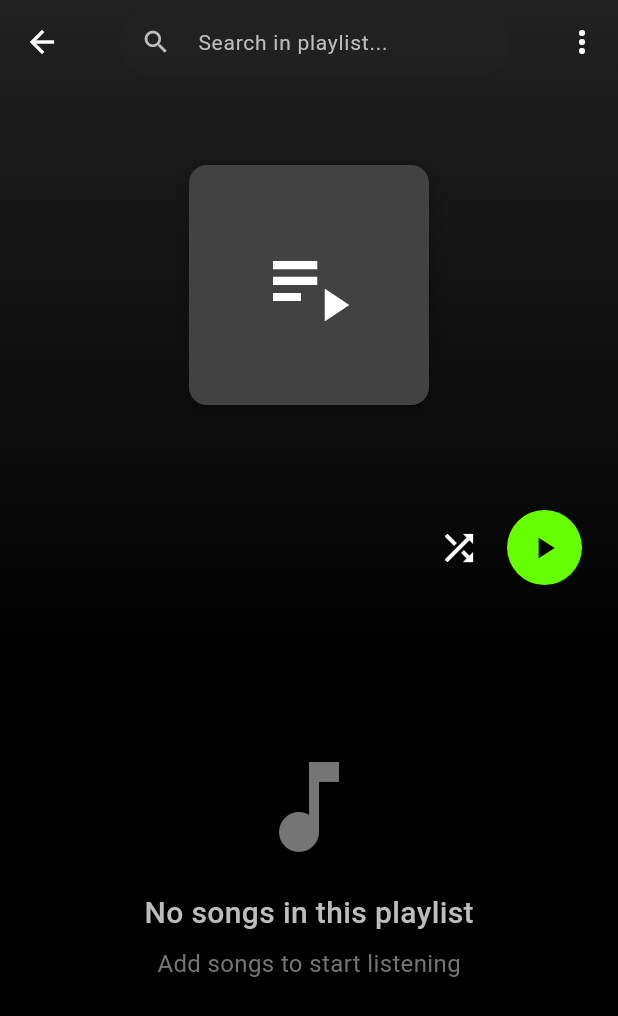
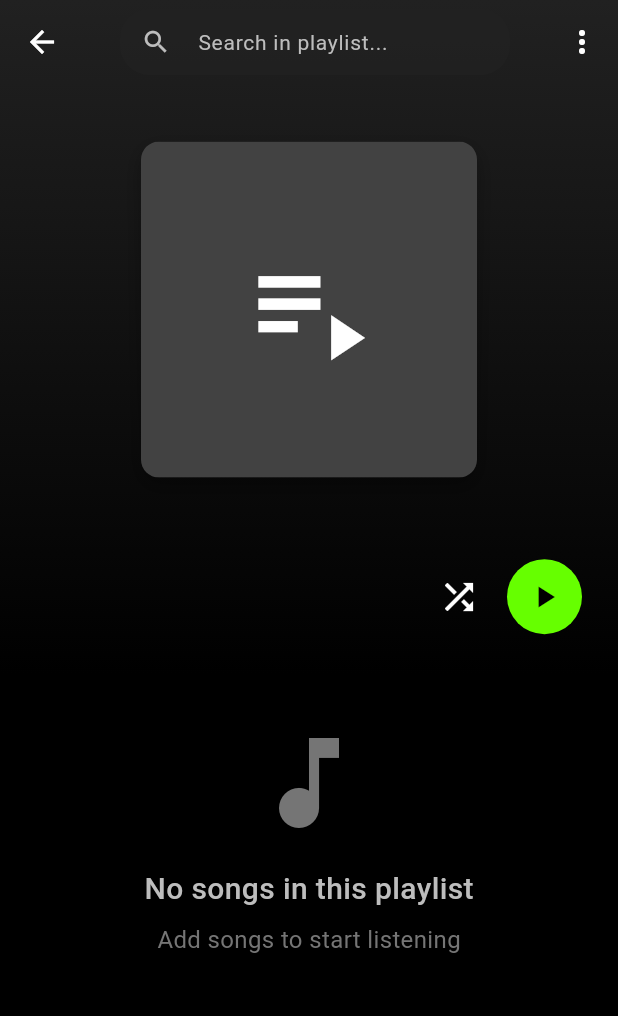
Before and after one commit to manu123321/MyMusic, a Flutter app: the PlaylistDetailScreen screen opened directly with empty values, on a phone screen of 412 x 824 dp. Shown: the top 1016 px of the screen. Run offline on Flutter 3.47's test engine with Material 3 defaults, Android fonts, the light colour scheme and no system bars; our stand-ins replace audio_service, connectivity_plus, file_picker, flutter_riverpod, hive, hive_flutter and 4 more; missing offline and left inert: audio_metadata_reader, audio_session; accounts and stored records are empty; statements that could not run were skipped.

Commit message:
Playlist UI/UX 3.0

```diff
--- a/lib/screens/playlist_detail_screen.dart
+++ b/lib/screens/playlist_detail_screen.dart
@@ -217,27 +217,27 @@ class _PlaylistDetailScreenState extends ConsumerState<PlaylistDetailScreen>
                                 Center(
                                   child: CompositeAlbumArt(
                                     songs: _songs,
-                                    size: 160,
+                                    size: 224,
                                     borderRadius: 12,
                                   ),
                                 ),
 
                                 const SizedBox(height: 40),
 
-                                // Playlist description (if exists)
-                                if (widget.playlist.description?.isNotEmpty == true)
-                                  Padding(
-                                    padding: const EdgeInsets.only(bottom: 16),
-                                    child: Text(
-                                      widget.playlist.description!,
-                                      style: TextStyle(
-                                        color: Colors.grey[400],
-                                        fontSize: 16,
-                                      ),
-                                      maxLines: 3,
-                                      overflow: TextOverflow.ellipsis,
-                                    ),
-                                  ),
+                                // // Playlist description (if exists)
+                                // if (widget.playlist.description?.isNotEmpty == true)
+                                //   Padding(
+                                //     padding: const EdgeInsets.only(bottom: 16),
+                                //     child: Text(
+                                //       widget.playlist.description!,
+                                //       style: TextStyle(
+                                //         color: Colors.grey[400],
+                                //         fontSize: 16,
+                                //       ),
+                                //       maxLines: 3,
+                                //       overflow: TextOverflow.ellipsis,
+                                //     ),
+                                //   ),
 
                                 // Playlist title and action buttons - Same row
                                 Row(
@@ -313,8 +313,6 @@ class _PlaylistDetailScreenState extends ConsumerState<PlaylistDetailScreen>
                                     ),
                                   ],
                                 ),
-
-                                const SizedBox(height: 10),
                               ],
                             ),
                           ),
@@ -333,7 +331,7 @@ class _PlaylistDetailScreenState extends ConsumerState<PlaylistDetailScreen>
               duration: const Duration(milliseconds: 300),
               curve: Curves.easeInOut,
               transform: Matrix4.translationValues(0, _isSearchFocused ? -20 : 0, 0),
-              margin: EdgeInsets.only(top: _isSearchFocused ? 0 : 16),
+              margin: EdgeInsets.zero,
                 child: _isLoading
                 ? const Center(
                     child: Padding(
@@ -425,13 +423,10 @@ class _PlaylistDetailScreenState extends ConsumerState<PlaylistDetailScreen>
   }
 
   Widget _buildSongsList() {
-    return Column(
-      crossAxisAlignment: CrossAxisAlignment.start,
-      children: [
-        // Songs list
-        ListView.builder(
+    return ListView.builder(
       shrinkWrap: true,
       physics: const NeverScrollableScrollPhysics(),
+      padding: const EdgeInsets.symmetric(horizontal: 16),
       itemCount: _filteredSongs.length,
       itemBuilder: (context, index) {
         final song = _filteredSongs[index];
@@ -443,8 +438,6 @@ class _PlaylistDetailScreenState extends ConsumerState<PlaylistDetailScreen>
           onMorePressed: () => _showRemoveFromPlaylistDialog(song),
         );
       },
-        ),
-      ],
     );
   }
 
```
Lines whose indentation alone changed are shown as unchanged.
